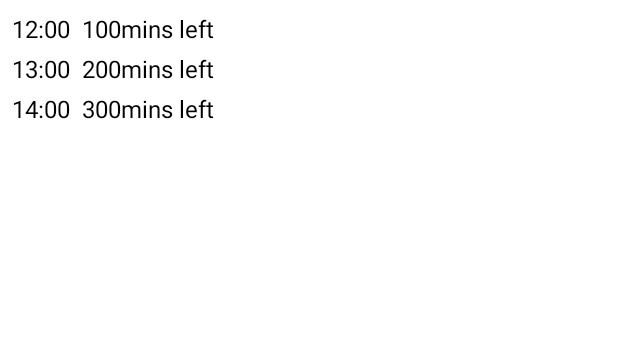
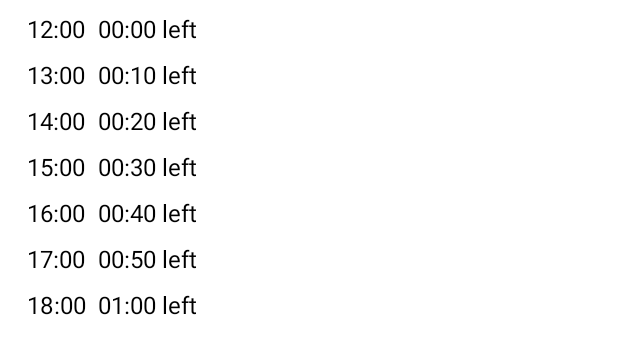
Before and after one commit to lazyyq/HumphreysBus, an Android app: the layout activity_bus_details_column.xml on its own in the app's theme, with its tools: preview values and no code run, on a phone screen of 412 x 824 dp. Shown: the top 354 px of the screen. Run offline under Robolectric (Android 15) with nearby library versions, the phone set to English and light mode, and no system bars.

Commit message:
Improve bus details view activity

```diff
--- a/app/src/main/res/layout/activity_bus_details.xml
+++ b/app/src/main/res/layout/activity_bus_details.xml
@@ -56,7 +56,7 @@
             android:id="@+id/stopNameContainer"
             android:layout_width="wrap_content"
             android:layout_height="36dp"
-            android:divider="@drawable/list_divider_material_2dp"
+            android:divider="@drawable/list_divider_material_1dp"
             android:orientation="horizontal"
             android:showDividers="middle" />
     </com.otaliastudios.zoom.ZoomLayout>
@@ -65,6 +65,8 @@
         android:id="@+id/zoomLayoutTimeTable"
         android:layout_width="0dp"
         android:layout_height="0dp"
+        android:scrollbars="vertical|horizontal"
+        android:scrollIndicators="top"
         app:alignment="center"
         app:animationDuration="280"
         app:hasClickableChildren="true"
@@ -83,7 +85,7 @@
             android:id="@+id/timeTableContainer"
             android:layout_width="wrap_content"
             android:layout_height="wrap_content"
-            android:divider="@drawable/list_divider_material_2dp"
+            android:divider="@drawable/list_divider_material_1dp"
             android:orientation="horizontal"
             android:showDividers="middle" />
     </com.otaliastudios.zoom.ZoomLayout>
--- a/app/src/main/res/layout/activity_bus_details_column.xml
+++ b/app/src/main/res/layout/activity_bus_details_column.xml
@@ -6,8 +6,10 @@
     android:background="?selectableItemBackground"
     android:clickable="true"
     android:orientation="horizontal"
-    android:padding="8dp"
-    tools:layout_width="match_parent">
+    android:paddingStart="18dp"
+    android:paddingTop="8dp"
+    android:paddingEnd="18dp"
+    tools:layout_gravity="center_horizontal">
 
     <TextView
         android:id="@+id/tvStopTimeColumn"
@@ -15,9 +17,9 @@
         android:layout_height="match_parent"
         android:layout_gravity="start"
         android:gravity="start"
-        android:lineSpacingExtra="8sp"
+        android:lineSpacingExtra="12sp"
         android:textSize="16sp"
-        tools:text="12:00\n13:00\n14:00" />
+        tools:text="12:00\n13:00\n14:00\n15:00\n16:00\n17:00\n18:00" />
 
     <View
         android:layout_width="8dp"
@@ -30,7 +32,7 @@
         android:layout_height="match_parent"
         android:layout_gravity="end"
         android:gravity="end"
-        android:lineSpacingExtra="8sp"
+        android:lineSpacingExtra="12sp"
         android:textSize="16sp"
-        tools:text="100mins left\n200mins left\n300mins left" />
+        tools:text="00:00 left\n00:10 left\n00:20 left\n00:30 left\n00:40 left\n00:50 left\n01:00 left" />
 </LinearLayout>
--- a/app/src/main/res/values/colors.xml
+++ b/app/src/main/res/values/colors.xml
@@ -7,4 +7,6 @@
     <color name="teal_700">#FF018786</color>
     <color name="black">#FF000000</color>
     <color name="white">#FFFFFFFF</color>
+
+    <color name="details_column_lighter_gray">#FFF2F2F2</color>
 </resources>
```
Also changed, not shown: app/src/main/java/kyklab/test/subwaymap/ui/BusDetailsActivity.kt (+4 -1 lines), app/src/main/res/drawable/list_divider_material_1dp.xml (added, +22 -0 lines).
